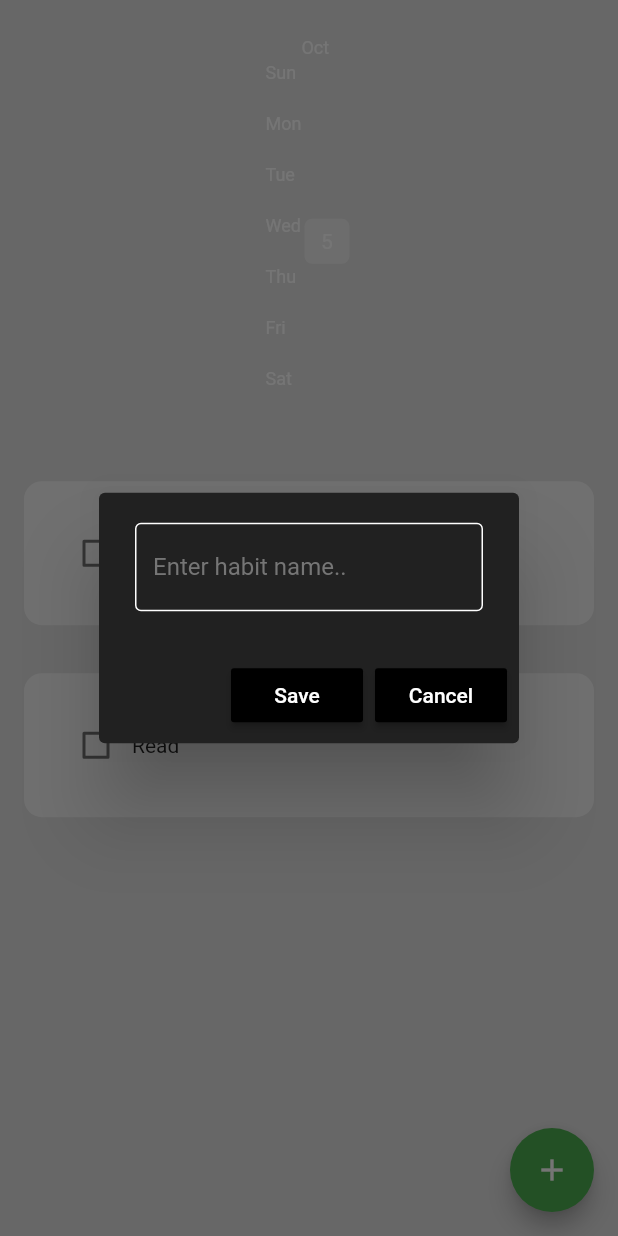
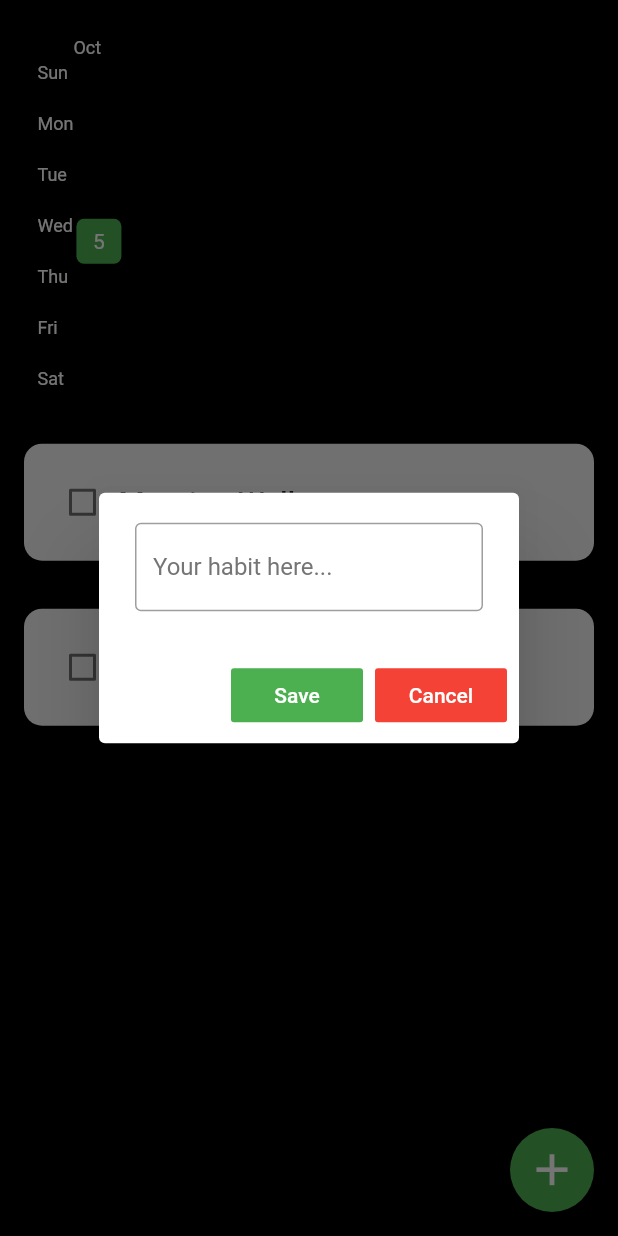
Before and after one commit to bsthaa/Habit_Tracker_Hive, a Flutter app: the screen it shows after launch, after a tap on the "add" icon, on a phone screen of 412 x 824 dp. Run offline on Flutter 3.47's test engine with Material 2 defaults, Android fonts, the phone set to English and light mode, and no system bars; drawn by our look-alikes of flutter_heatmap_calendar, flutter_slidable; our stand-ins replace hive_flutter; accounts and stored records are empty.

Commit message:
Updated Hive and some changes in UI

```diff
--- a/lib/components/habit_tile.dart
+++ b/lib/components/habit_tile.dart
@@ -25,15 +25,17 @@ class HabitTile extends StatelessWidget {
         endActionPane: ActionPane(
           motion: const StretchMotion(),
           children: [
-            // settings option
+            // edit option
+            SizedBox(width: 5),
             SlidableAction(
               onPressed: settingsTapped,
-              backgroundColor: Colors.grey.shade800,
-              icon: Icons.settings,
+              backgroundColor: Colors.blueAccent,
+              icon: Icons.edit,
               borderRadius: BorderRadius.circular(12),
             ),
 
             // delete option
+            SizedBox(width: 5),
             SlidableAction(
               onPressed: deleteTapped,
               backgroundColor: Colors.red.shade400,
@@ -43,7 +45,7 @@ class HabitTile extends StatelessWidget {
           ],
         ),
         child: Container(
-          padding: EdgeInsets.all(24),
+          padding: EdgeInsets.all(15),
           decoration: BoxDecoration(
             color: Colors.grey[100],
             borderRadius: BorderRadius.circular(12),
@@ -57,7 +59,10 @@ class HabitTile extends StatelessWidget {
               ),
 
               // habit name
-              Text(habitName),
+              Text(
+                habitName,
+                style: TextStyle(fontSize: 20, fontWeight: FontWeight.w500),
+              ),
             ],
           ),
         ),
--- a/lib/components/month_summary.dart
+++ b/lib/components/month_summary.dart
@@ -14,14 +14,16 @@ class MonthlySummary extends StatelessWidget {
 
   @override
   Widget build(BuildContext context) {
-    return Container(
-      padding: const EdgeInsets.only(top: 25, bottom: 25),
+    return Align(
+      alignment: Alignment.topLeft,
+      child: Container(
+        padding: const EdgeInsets.only(top: 25, left: 25),
         child: HeatMap(
           startDate: createDateTimeObject(startDate),
           endDate: DateTime.now().add(Duration(days: 0)),
           datasets: datasets,
           colorMode: ColorMode.color,
-        defaultColor: Colors.grey[200],
+          defaultColor: Colors.green,
           textColor: Colors.white,
           showColorTip: false,
           showText: true,
@@ -44,6 +46,7 @@ class MonthlySummary extends StatelessWidget {
                 .showSnackBar(SnackBar(content: Text(value.toString())));
           },
         ),
+      ),
     );
   }
 }
--- a/lib/components/my_alert_box.dart
+++ b/lib/components/my_alert_box.dart
@@ -17,35 +17,37 @@ class MyAlertBox extends StatelessWidget {
   @override
   Widget build(BuildContext context) {
     return AlertDialog(
-      backgroundColor: Colors.grey[900],
+      backgroundColor: Colors.white,
       content: TextField(
         controller: controller,
-        style: const TextStyle(color: Color.fromRGBO(255, 255, 255, 1)),
+        style: const TextStyle(color: Colors.black),
         decoration: InputDecoration(
           hintText: hintText,
           hintStyle: TextStyle(color: Colors.grey[600]),
           enabledBorder: const OutlineInputBorder(
-              borderSide: BorderSide(color: Colors.white)),
+              borderSide: BorderSide(color: Colors.grey)),
           focusedBorder: const OutlineInputBorder(
-              borderSide: BorderSide(color: Colors.white)),
+              borderSide: BorderSide(color: Colors.grey)),
         ),
       ),
       actions: [
         MaterialButton(
           onPressed: onSave,
-          child: Text(
+          color: Colors.green,
+          elevation: 0,
+          child: const Text(
             "Save",
             style: TextStyle(color: Colors.white),
           ),
-          color: Colors.black,
         ),
         MaterialButton(
+          elevation: 0,
           onPressed: onCancel,
-          child: Text(
+          color: Colors.red,
+          child: const Text(
             "Cancel",
             style: TextStyle(color: Colors.white),
           ),
-          color: Colors.black,
         ),
       ],
     );
--- a/lib/components/my_fab.dart
+++ b/lib/components/my_fab.dart
@@ -12,7 +12,11 @@ class MyFloatingActionButton extends StatelessWidget {
   Widget build(BuildContext context) {
     return FloatingActionButton(
       onPressed: onPressed,
-      child: Icon(Icons.add),
+      child: Icon(
+        Icons.add,
+        size: 35,
+        color: Colors.white,
+      ),
     );
   }
 }
--- a/lib/data/habit_database.dart
+++ b/lib/data/habit_database.dart
@@ -11,8 +11,8 @@ class HabitDatabase {
   // create initial default data
   void createDefaultData() {
     todaysHabitList = [
-      ["Run", false],
-      ["Read", false],
+      ["Morning Walk", false],
+      ["Study", false],
     ];
 
     _myBox.put("START_DATE", todaysDateFormatted());
--- a/lib/pages/home_page.dart
+++ b/lib/pages/home_page.dart
@@ -53,7 +53,7 @@ class _HomePageState extends State<HomePage> {
       builder: (context) {
         return MyAlertBox(
           controller: _newHabitNameController,
-          hintText: 'Enter habit name..',
+          hintText: 'Your habit here...',
           onSave: saveNewHabit,
           onCancel: cancelDialogBox,
         );
@@ -120,7 +120,7 @@ class _HomePageState extends State<HomePage> {
   @override
   Widget build(BuildContext context) {
     return Scaffold(
-      backgroundColor: Colors.grey[300],
+      backgroundColor: Colors.black,
       floatingActionButton: MyFloatingActionButton(onPressed: createNewHabit),
       body: ListView(
         children: [
```
Lines whose indentation alone changed are shown as unchanged.
